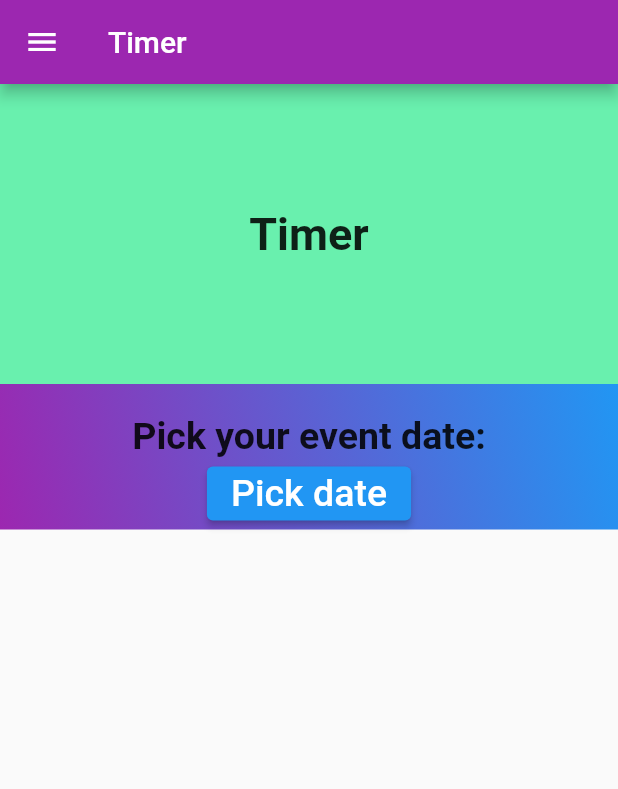
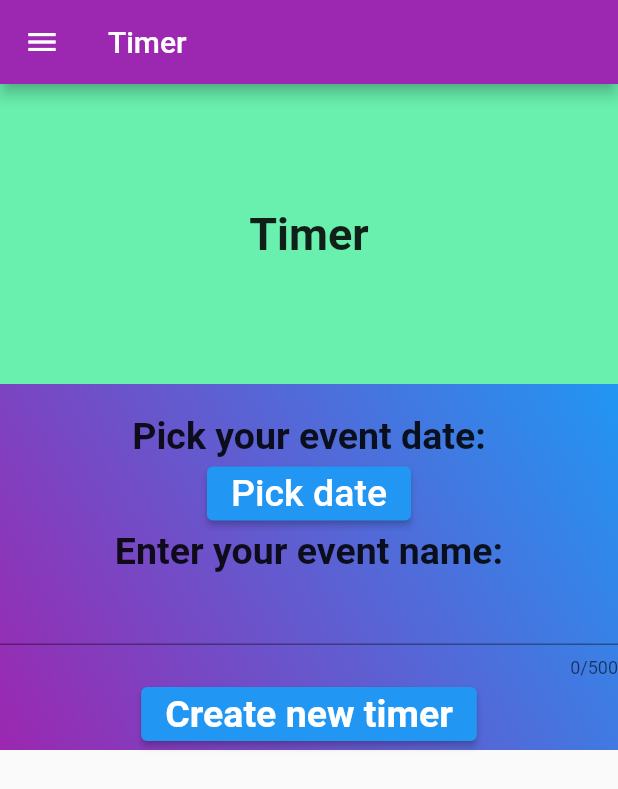
Before and after one commit to ortemmetro/CountDownTimer, a Flutter app: the screen it shows after launch, on a phone screen of 412 x 824 dp. Shown: the top 789 px of the screen. Run offline on Flutter 3.47's test engine with Material 2 defaults, Android fonts, the phone set to English and light mode, and no system bars.

Commit message:
Added textField

```diff
--- a/lib/main.dart
+++ b/lib/main.dart
@@ -9,6 +9,7 @@ class MyApp extends StatelessWidget {
   @override
   Widget build(BuildContext context) {
     return MaterialApp(
+        debugShowCheckedModeBanner: false,
         home: Scaffold(
           appBar: AppBar(
             leading: Icon(Icons.menu),
@@ -76,9 +77,13 @@ class _MyTimerState extends State<MyTimer> {
   DateTime? _dateTime;
   int? _differenceInTime;
 
-  bool ifVisible = false;
+  bool _ifVisible = false;
 
-  String textAboveButton = 'Pick your event date:';
+  String _textAboveButton = 'Pick your event date:';
+
+  final _textController = TextEditingController();
+
+  String _eventName = '';
 
   void startTimer() {
     const oneSec = Duration(seconds: 1);
@@ -165,11 +170,11 @@ class _MyTimerState extends State<MyTimer> {
       child: Column(
         children: [
           Text(
-              textAboveButton,
+            _textAboveButton,
             style: TextStyle(fontSize: 25, fontWeight: FontWeight.w600),
           ),
           Visibility(
-              visible: ifVisible,
+            visible: _ifVisible,
             child: Column(
               children: [
                 Text(
@@ -237,8 +242,8 @@ class _MyTimerState extends State<MyTimer> {
                                   60) ~/
                               60)
                           .toDouble();
-                    ifVisible = true;
-                    textAboveButton = 'Time till your event:';
+                  _ifVisible = true;
+                  _textAboveButton = 'Time till your $_eventName:';
                 });
                 startTimer();
               });
@@ -250,6 +255,21 @@ class _MyTimerState extends State<MyTimer> {
               ),
             ),
           ),
+          Text('Enter your event name:', style: TextStyle(fontSize: 25, fontWeight: FontWeight.w600)),
+          TextField(
+            decoration: InputDecoration(
+
+            ),
+            maxLength: 500,
+            controller: _textController,
+          ),
+          ElevatedButton(
+            onPressed: startTimer,
+            child: Text(
+              'Create new timer',
+              style: TextStyle(fontSize: 25, fontWeight: FontWeight.w600),
+            ),
+          ),
         ],
       ),
     );
```
Lines whose indentation alone changed are shown as unchanged.
